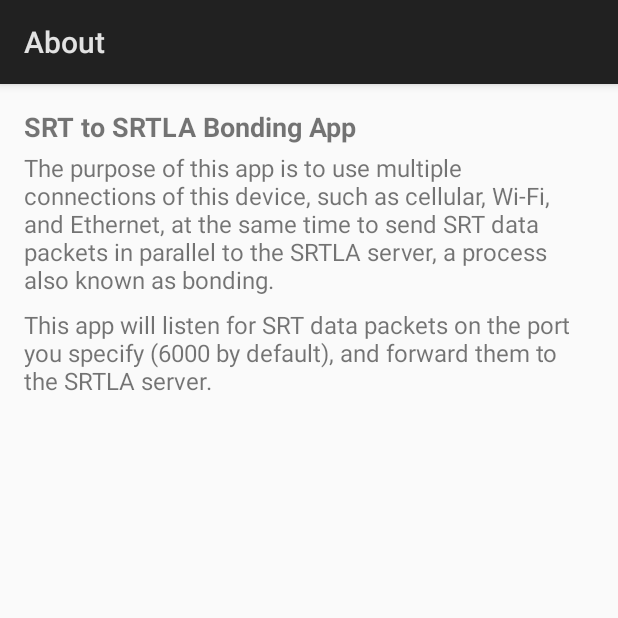
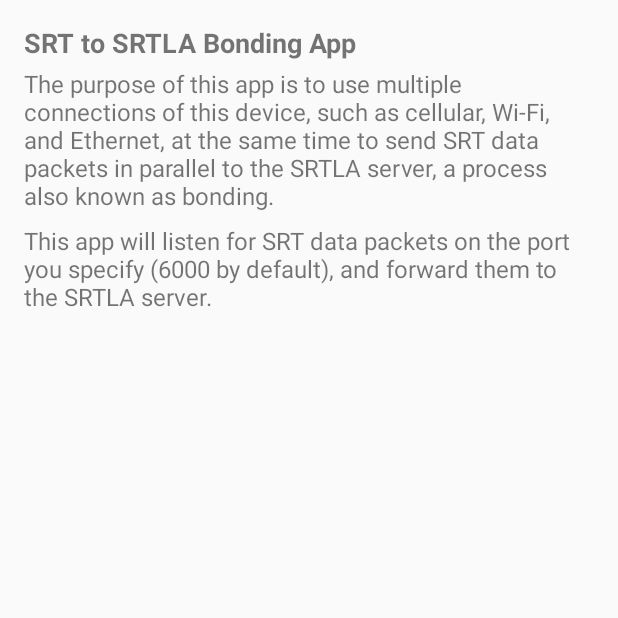
Before and after one commit to dimadesu/bond-bunny, an Android app: the AboutActivity screen opened directly, with no data from a screen before it, on a phone screen of 412 x 824 dp, the top half of it. Run offline under Robolectric (Android 15) with nearby library versions, the phone set to English and light mode, and no system bars.

Commit message:
Hide Action Bar

```diff
--- a/src/main/res/values/styles.xml
+++ b/src/main/res/values/styles.xml
@@ -1,6 +1,6 @@
 <?xml version="1.0" encoding="utf-8"?>
 <resources>
-  <style name="AppTheme" parent="android:Theme.Material.Light.DarkActionBar">
+  <style name="AppTheme" parent="android:Theme.Material.Light.NoActionBar">
     <!-- Customize your theme here. -->
   </style>
 </resources>
```
